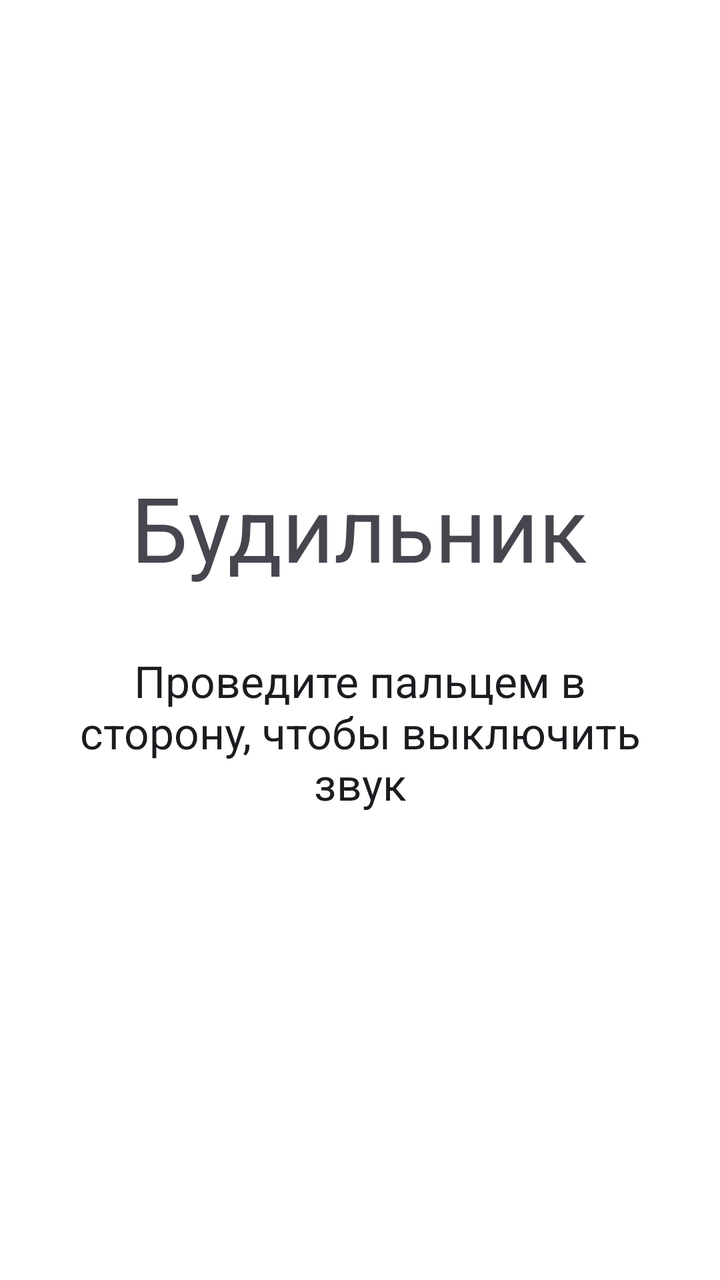
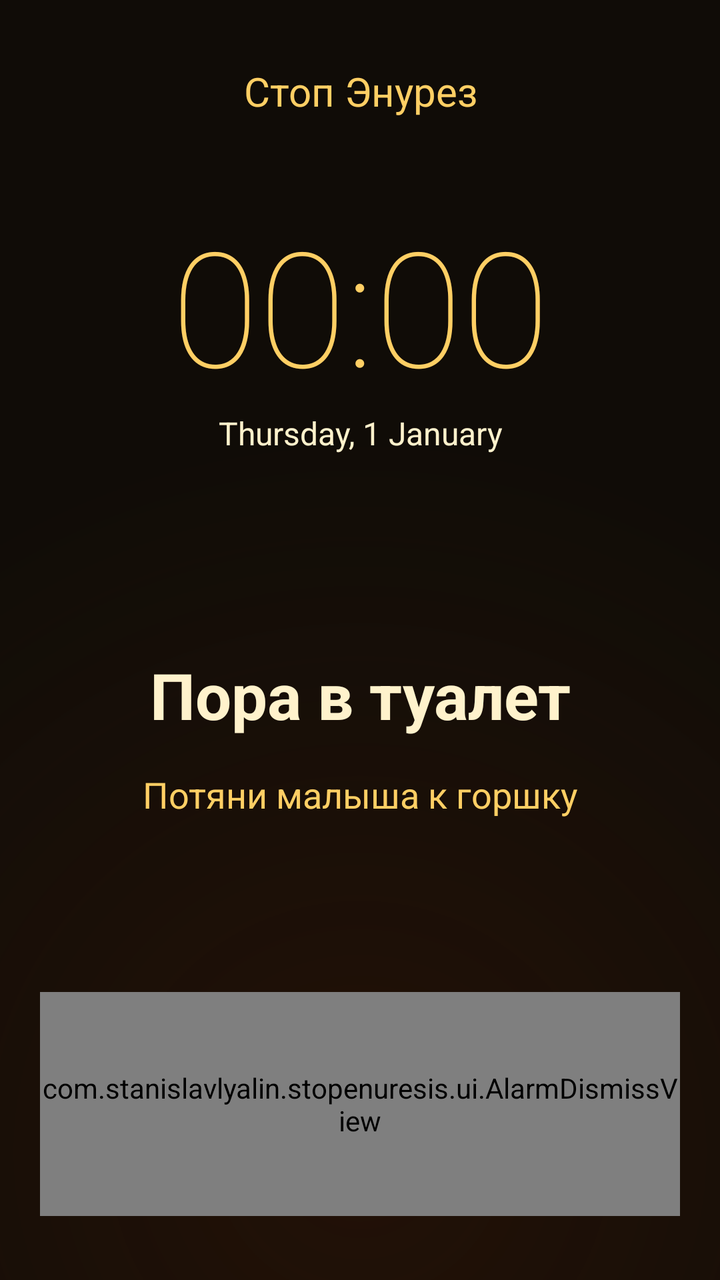

The first picture is an Android layout as it rendered before a commit; the second is the same layout after the commit. The layout source and the unified diff follow.
<!-- AndroidManifest.xml: activity theme Theme.StopEnuresis.Alarm -->
<!-- res/layout/activity_alarm.xml -->
<?xml version="1.0" encoding="utf-8"?>
<LinearLayout xmlns:android="http://schemas.android.com/apk/res/android"
    android:id="@+id/alarmScreen"
    android:layout_width="match_parent"
    android:layout_height="match_parent"
    android:background="?attr/colorSurface"
    android:gravity="center"
    android:orientation="vertical"
    android:padding="32dp">

    <TextView
        android:layout_width="wrap_content"
        android:layout_height="wrap_content"
        android:text="@string/alarmLockScreenTitle"
        android:textAppearance="?attr/textAppearanceDisplayMedium" />

    <TextView
        android:layout_width="wrap_content"
        android:layout_height="wrap_content"
        android:layout_marginTop="32dp"
        android:gravity="center"
        android:text="@string/alarmLockScreenInstruction"
        android:textAppearance="?attr/textAppearanceTitleLarge" />
</LinearLayout>
<!-- resources referenced by this layout -->
<resources>
  <string name="alarmLockScreenInstruction">Проведите пальцем в сторону, чтобы выключить звук</string>
  <string name="alarmLockScreenTitle">Будильник</string>
  <style name="Theme.StopEnuresis.Alarm" parent="Theme.StopEnuresis">
          <item name="android:windowFullscreen">true</item>
      </style>
  <style name="Theme.StopEnuresis" parent="Theme.Material3.DayNight.NoActionBar">
          <item name="colorPrimary">@color/brand_orange</item>
          <item name="colorOnPrimary">@color/brand_on_orange</item>
          <item name="colorPrimaryContainer">@color/brand_orange_light</item>
          <item name="colorOnPrimaryContainer">@color/brand_on_orange</item>
          <item name="colorSecondary">@color/brand_orange_dark</item>
          <item name="colorOnSecondary">@color/white</item>
          <item name="colorSurface">@color/brand_surface</item>
          <item name="colorOnSurface">@color/brand_on_orange</item>
          <item name="colorSurfaceVariant">@color/brand_surface_variant</item>
          <item name="colorOutline">@color/brand_outline</item>
          <item name="android:statusBarColor">?attr/colorSurface</item>
          <item name="android:navigationBarColor">?attr/colorSurface</item>
          <item name="android:windowLightStatusBar">true</item>
      </style>
  <color name="brand_orange">#FEA707</color>
  <color name="brand_on_orange">#FF1F1400</color>
  <color name="brand_orange_light">#FFF2CC</color>
  <color name="brand_orange_dark">#B86F00</color>
  <color name="white">#FFFFFFFF</color>
  <color name="brand_surface">#FFFFFFFF</color>
  <color name="brand_surface_variant">#FFFFF8EA</color>
  <color name="brand_outline">#FFD8A94A</color>
</resources>

<!-- the commit's change to res/layout/activity_alarm.xml (unified diff, before → after) -->
@@ -1,24 +1,90 @@
 <?xml version="1.0" encoding="utf-8"?>
 <LinearLayout xmlns:android="http://schemas.android.com/apk/res/android"
-    android:id="@+id/alarmScreen"
     android:layout_width="match_parent"
     android:layout_height="match_parent"
-    android:background="?attr/colorSurface"
-    android:gravity="center"
+    android:background="@drawable/bg_alarm_night"
     android:orientation="vertical"
-    android:padding="32dp">
+    android:padding="20dp">
 
-    <TextView
-        android:layout_width="wrap_content"
-        android:layout_height="wrap_content"
-        android:text="@string/alarmLockScreenTitle"
-        android:textAppearance="?attr/textAppearanceDisplayMedium" />
+    <ScrollView
+        android:layout_width="match_parent"
+        android:layout_height="0dp"
+        android:layout_weight="1"
+        android:fillViewport="true">
 
-    <TextView
-        android:layout_width="wrap_content"
-        android:layout_height="wrap_content"
-        android:layout_marginTop="32dp"
-        android:gravity="center"
-        android:text="@string/alarmLockScreenInstruction"
-        android:textAppearance="?attr/textAppearanceTitleLarge" />
+        <LinearLayout
+            android:layout_width="match_parent"
+            android:layout_height="wrap_content"
+            android:gravity="center_horizontal"
+            android:orientation="vertical"
+            android:paddingTop="12dp"
+            android:paddingBottom="24dp">
+
+            <TextView
+                android:layout_width="match_parent"
+                android:layout_height="wrap_content"
+                android:gravity="center"
+                android:text="@string/app_name"
+                android:textColor="@color/alarm_gold"
+                android:textSize="20sp" />
+
+            <TextClock
+                android:id="@+id/alarmClock"
+                android:layout_width="match_parent"
+                android:layout_height="wrap_content"
+                android:layout_marginTop="40dp"
+                android:fontFamily="sans-serif-thin"
+                android:format12Hour="HH:mm"
+                android:format24Hour="HH:mm"
+                android:gravity="center"
+                android:singleLine="true"
+                android:textColor="@color/alarm_gold"
+                android:textSize="80sp" />
+
+            <TextClock
+                android:layout_width="match_parent"
+                android:layout_height="wrap_content"
+                android:format12Hour="EEEE, d MMMM"
+                android:format24Hour="EEEE, d MMMM"
+                android:gravity="center"
+                android:textColor="@color/alarm_cream"
+                android:textSize="16sp" />
+
+            <Space
+                android:layout_width="1dp"
+                android:layout_height="0dp"
+                android:layout_weight="1" />
+
+            <TextView
+                android:layout_width="match_parent"
+                android:layout_height="wrap_content"
+                android:layout_marginTop="48dp"
+                android:gravity="center"
+                android:text="@string/alarmLockScreenTitle"
+                android:textColor="@color/alarm_cream"
+                android:textSize="32sp"
+                android:textStyle="bold" />
+
+            <TextView
+                android:layout_width="match_parent"
+                android:layout_height="wrap_content"
+                android:layout_marginTop="16dp"
+                android:gravity="center"
+                android:text="@string/alarmLockScreenInstruction"
+                android:textColor="@color/alarm_gold"
+                android:textSize="18sp" />
+
+            <Space
+                android:layout_width="1dp"
+                android:layout_height="0dp"
+                android:layout_weight="1" />
+        </LinearLayout>
+    </ScrollView>
+
+    <com.stanislavlyalin.stopenuresis.ui.AlarmDismissView
+        android:id="@+id/alarmDismiss"
+        android:layout_width="match_parent"
+        android:layout_height="112dp"
+        android:layout_marginTop="12dp"
+        android:layout_marginBottom="12dp" />
 </LinearLayout>
<!-- resource entries referenced after the edit -->
@@ -1,10 +1,28 @@
 <!-- resources referenced by this layout -->
 <resources>
-  <string name="alarmLockScreenInstruction">Проведите пальцем в сторону, чтобы выключить звук</string>
-  <string name="alarmLockScreenTitle">Будильник</string>
+  <color name="alarm_cream">#FFF2CC</color>
+  <color name="alarm_gold">#FFCF64</color>
+  <!-- drawable bg_alarm_night (drawable) -->
+  <?xml version="1.0" encoding="utf-8"?>
+  <layer-list xmlns:android="http://schemas.android.com/apk/res/android">
+      <item><shape><solid android:color="@color/alarm_background" /></shape></item>
+      <item>
+          <shape>
+              <gradient android:type="radial" android:centerX="0.5" android:centerY="0.9"
+                  android:gradientRadius="360dp" android:startColor="#60401905"
+                  android:endColor="#00401905" />
+          </shape>
+      </item>
+  </layer-list>
+  <string name="alarmLockScreenInstruction">Потяни малыша к горшку</string>
+  <string name="alarmLockScreenTitle">Пора в туалет</string>
+  <string name="app_name">Стоп Энурез</string>
   <style name="Theme.StopEnuresis.Alarm" parent="Theme.StopEnuresis">
           <item name="android:windowFullscreen">true</item>
+          <item name="android:windowBackground">@color/alarm_background</item>
+          <item name="android:navigationBarColor">@color/alarm_background</item>
       </style>
+  <color name="alarm_background">#100C07</color>
   <style name="Theme.StopEnuresis" parent="Theme.Material3.DayNight.NoActionBar">
           <item name="colorPrimary">@color/brand_orange</item>
           <item name="colorOnPrimary">@color/brand_on_orange</item>
